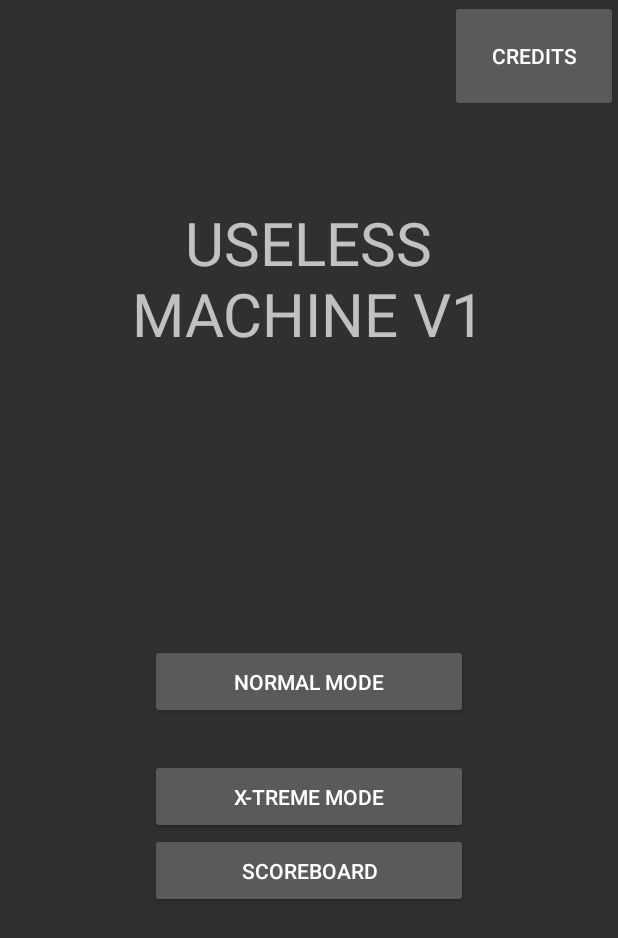
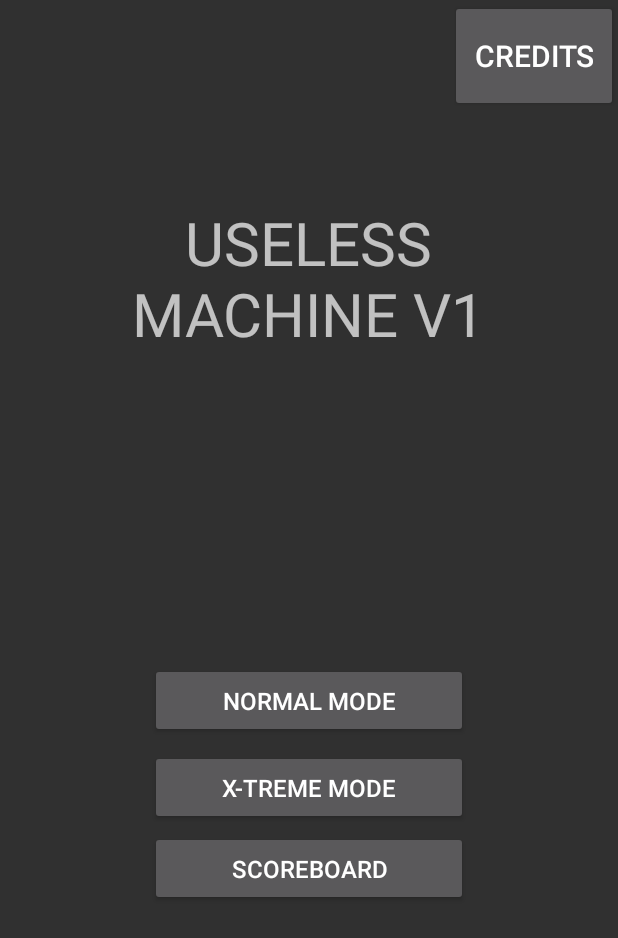
Before and after one commit to MarcelQ5/UselessMachine, an Android app: the screen it shows after launch (MainActivity), on a phone screen of 412 x 824 dp. Shown: the top 938 px of the screen. Run offline under Robolectric (Android 15) with nearby library versions, the phone set to English and light mode, and no system bars.

Commit message:
update Button alignments

```diff
--- a/app/src/main/res/layout/activity_main.xml
+++ b/app/src/main/res/layout/activity_main.xml
@@ -14,6 +14,7 @@
         android:layout_marginBottom="60dp"
         android:onClick="onCreditsButtonClicked"
         android:text="@string/credits"
+        android:textSize="20sp"
         app:layout_constraintBottom_toTopOf="@+id/captionText"
         app:layout_constraintEnd_toEndOf="parent"
         app:layout_constraintStart_toStartOf="parent"
@@ -41,13 +42,13 @@
         android:layout_height="50dp"
         android:layout_marginStart="100dp"
         android:layout_marginEnd="100dp"
-        android:layout_marginBottom="150dp"
+        android:layout_marginBottom="8dp"
         android:onClick="onNormalModeButtonClicked"
         android:text="@string/normal_mode"
-        app:layout_constraintBottom_toBottomOf="parent"
+        android:textSize="16sp"
+        app:layout_constraintBottom_toTopOf="@+id/xtremeModeButton"
         app:layout_constraintEnd_toEndOf="parent"
-        app:layout_constraintStart_toStartOf="parent"
-        app:layout_constraintTop_toBottomOf="@+id/captionText" />
+        app:layout_constraintStart_toStartOf="parent" />
 
     <Button
         android:id="@+id/xtremeModeButton"
@@ -55,15 +56,14 @@
         android:layout_height="50dp"
         android:layout_marginStart="100dp"
         android:layout_marginEnd="100dp"
-        android:layout_marginBottom="268dp"
+        android:layout_marginBottom="4dp"
         android:onClick="onXtremeModeButtonClicked"
         android:text="@string/xtreme_mode"
-        app:layout_constraintBottom_toBottomOf="parent"
+        android:textSize="16sp"
+        app:layout_constraintBottom_toTopOf="@+id/scoreboardButton"
         app:layout_constraintEnd_toEndOf="parent"
-        app:layout_constraintHorizontal_bias="1.0"
-        app:layout_constraintStart_toStartOf="parent"
-        app:layout_constraintTop_toBottomOf="@+id/normalModeButton"
-        app:layout_constraintVertical_bias="1.0" />
+        app:layout_constraintHorizontal_bias="0.0"
+        app:layout_constraintStart_toStartOf="parent" />
 
     <Button
         android:id="@+id/scoreboardButton"
@@ -74,9 +74,10 @@
         android:layout_marginBottom="220dp"
         android:onClick="onScoreboardButtonClicked"
         android:text="@string/scoreboard"
+        android:textSize="16sp"
         app:layout_constraintBottom_toBottomOf="parent"
         app:layout_constraintEnd_toEndOf="parent"
-        app:layout_constraintStart_toStartOf="parent"
-        app:layout_constraintTop_toBottomOf="@+id/xtremeModeButton" />
+        app:layout_constraintHorizontal_bias="0.0"
+        app:layout_constraintStart_toStartOf="parent" />
 
 </androidx.constraintlayout.widget.ConstraintLayout>
```
